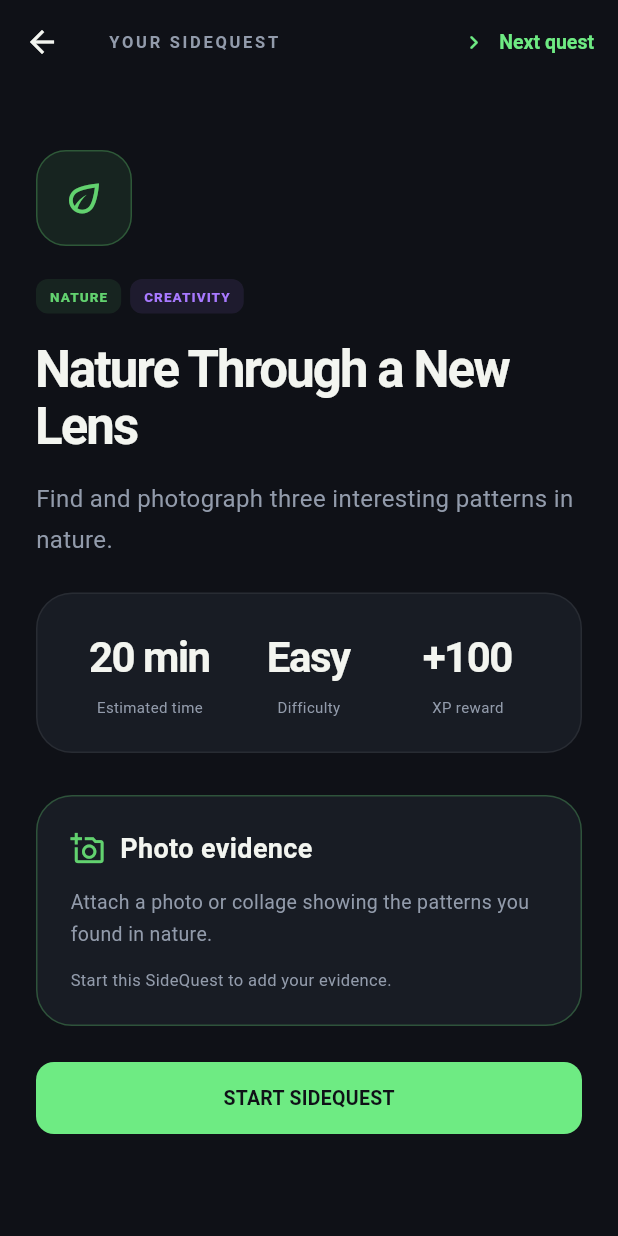
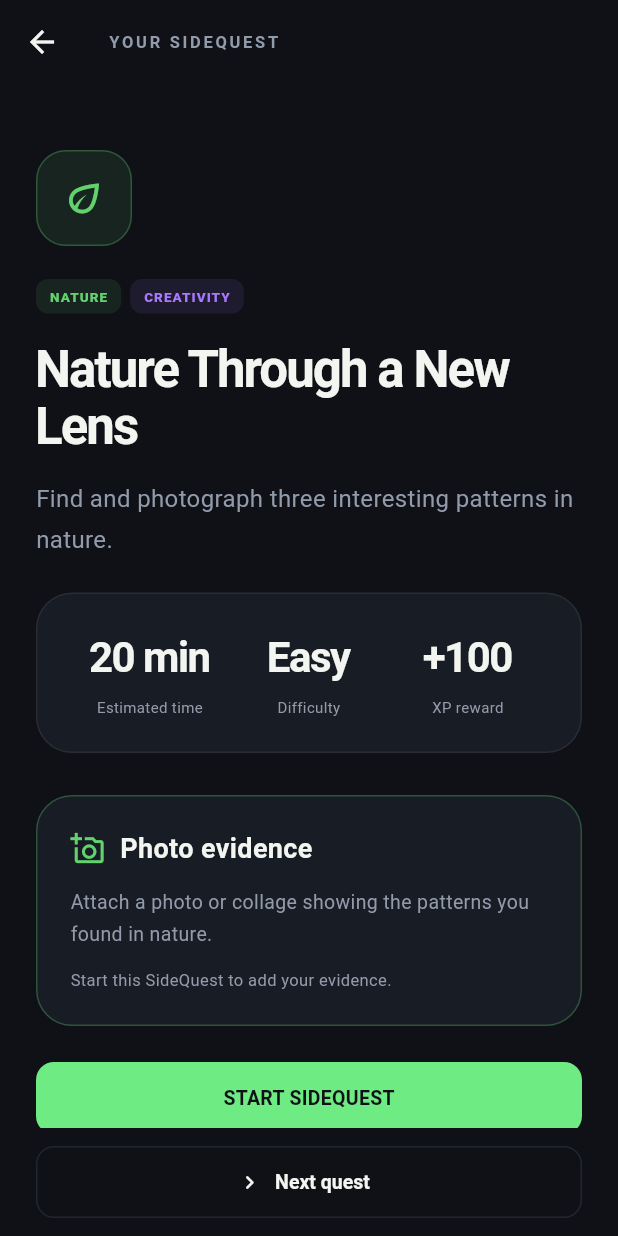
Before and after one commit to DBeck671/mulehacks26, a Flutter app: the MainScreen screen opened directly with empty values, scrolled down 107 dp, after a tap on "START SIDEQUEST", on a phone screen of 412 x 824 dp. Run offline on Flutter 3.47's test engine with Material 3 defaults, Android fonts, the phone set to English and light mode, and no system bars; our stand-ins replace audioplayers, firebase_auth, firebase_core, geolocator, image_picker, share_plus and 1 more; accounts and stored records are empty.

Commit message:
Stack club cards with team details and keep active quest browsing available

```diff
--- a/lib/screens/friends_screen.dart
+++ b/lib/screens/friends_screen.dart
@@ -8,6 +8,7 @@ import 'club_activity_screen.dart';
 import '../widgets/start_club_panel.dart';
 import '../widgets/club_invite_sheet.dart';
 import '../models/quest.dart';
+import '../models/group.dart';
 
 class FriendsScreen extends StatelessWidget {
   const FriendsScreen({super.key, required this.state, this.openQuest});
@@ -43,8 +44,18 @@ class FriendsScreen extends StatelessWidget {
     );
   }
 
-  void showCode(BuildContext context) {
-    final invitedGroup = state.group;
+  void openClub(BuildContext context, Group club) {
+    state.selectGroup(club.id);
+    Navigator.push(
+      context,
+      MaterialPageRoute(
+        builder: (_) => ClubActivityScreen(state: state, openQuest: openQuest),
+      ),
+    );
+  }
+
+  void showCode(BuildContext context, [Group? club]) {
+    final invitedGroup = club ?? state.group;
     showModalBottomSheet(
       context: context,
       showDragHandle: true,
@@ -53,135 +64,81 @@ class FriendsScreen extends StatelessWidget {
     );
   }
 
+  Widget clubCard(BuildContext context, Group club) => Padding(
+    key: ValueKey('club-card-${club.id}'),
+    padding: const EdgeInsets.only(bottom: 16),
+    child: Semantics(
+      button: true,
+      label: 'View ${club.name} club',
+      child: Material(
+        color: Colors.transparent,
+        child: InkWell(
+          onTap: () => openClub(context, club),
+          borderRadius: BorderRadius.circular(24),
+          child: Panel(
+            child: Column(
+              crossAxisAlignment: CrossAxisAlignment.start,
+              children: [
+                if (club.hostId == state.you.id) ...[
+                  const Eyebrow('YOUR CLUB · HOST'),
+                  const SizedBox(height: 10),
+                ],
+                Row(
+                  children: [
+                    Expanded(
+                      child: Text(
+                        club.name,
+                        style: const TextStyle(
+                          fontSize: 24,
+                          fontWeight: FontWeight.w700,
+                        ),
+                      ),
+                    ),
+                    const Icon(Icons.chevron_right_rounded, color: muted),
+                  ],
+                ),
+                const SizedBox(height: 8),
+                Text(
+                  '${club.members.length} ${club.members.length == 1 ? 'member' : 'members'} · ${club.partyCompletedCount} of ${club.partyTasks.length} shared tasks done',
+                  style: const TextStyle(color: muted, fontSize: 12),
+                ),
+                const SizedBox(height: 18),
+                Row(
+                  children: [
+                    Expanded(
+                      child: OutlinedButton.icon(
+                        onPressed: () => showCode(context, club),
+                        icon: const Icon(Icons.person_add_outlined, size: 18),
+                        label: const Text('INVITE FRIEND'),
+                      ),
+                    ),
+                    const SizedBox(width: 8),
+                    TextButton(
+                      style: TextButton.styleFrom(foregroundColor: muted),
+                      onPressed: () {
+                        state.leaveGroup(groupId: club.id);
+                        ScaffoldMessenger.of(context).showSnackBar(
+                          SnackBar(content: Text('Left ${club.name}')),
+                        );
+                      },
+                      child: const Text('LEAVE GROUP'),
+                    ),
+                  ],
+                ),
+              ],
+            ),
+          ),
+        ),
+      ),
+    ),
+  );
+
   @override
   Widget build(BuildContext context) => PageBody(
     children: [
       const PageHeading('Friends', ''),
       if (state.hasGroup) ...[
         WeeklyGroupQuest(state: state),
-        const SizedBox(height: 20),
-        if (state.joinedGroups.length > 1) ...[
-          Wrap(
-            spacing: 8,
-            runSpacing: 8,
-            children: state.joinedGroups
-                .map(
-                  (g) => ChoiceChip(
-                    label: Text(g.name),
-                    selected: state.activeGroupId == g.id,
-                    onSelected: (_) => state.selectGroup(g.id),
-                    showCheckmark: false,
-                  ),
-                )
-                .toList(),
-          ),
-          const SizedBox(height: 16),
-        ],
-        Panel(
-          child: Column(
-            crossAxisAlignment: CrossAxisAlignment.start,
-            children: [
-              if (state.group.hostId == state.you.id) ...[
-                const Eyebrow('YOUR CLUB · HOST'),
-                const SizedBox(height: 10),
-              ],
-              Text(
-                state.group.name,
-                style: const TextStyle(
-                  fontSize: 26,
-                  fontWeight: FontWeight.w700,
-                ),
-              ),
-              const SizedBox(height: 8),
-              Text(
-                '${state.group.members.length} ${state.group.members.length == 1 ? 'member' : 'members'} · ${state.group.partyCompletedCount} of ${state.group.partyTasks.length} shared tasks done',
-                style: const TextStyle(color: muted, fontSize: 12),
-              ),
-              const SizedBox(height: 18),
-              SizedBox(
-                width: double.infinity,
-                child: FilledButton.icon(
-                  onPressed: () => Navigator.push(
-                    context,
-                    MaterialPageRoute(
-                      builder: (_) => ClubActivityScreen(
-                        state: state,
-                        openQuest: openQuest,
-                      ),
-                    ),
-                  ),
-                  icon: const Icon(Icons.checklist_rounded, size: 20),
-                  label: const Text('Club Activity'),
-                ),
-              ),
-              const SizedBox(height: 10),
-              SizedBox(
-                width: double.infinity,
-                child: OutlinedButton.icon(
-                  onPressed: () => showCode(context),
-                  icon: const Icon(Icons.person_add_outlined, size: 18),
-                  label: const Text('INVITE FRIEND'),
-                ),
-              ),
-            ],
-          ),
-        ),
-        const SizedBox(height: 12),
-        ExpansionTile(
-          tilePadding: const EdgeInsets.symmetric(horizontal: 8),
-          shape: const Border(),
-          collapsedShape: const Border(),
-          title: const Text(
-            'Members',
-            style: TextStyle(fontSize: 14, fontWeight: FontWeight.w600),
-          ),
-          children: state.group.members
-              .map(
-                (f) => ListTile(
-                  leading: CircleAvatar(
-                    radius: 18,
-                    backgroundColor: raised,
-                    child: Text(
-                      f.avatarInitial,
-                      style: const TextStyle(color: muted, fontSize: 12),
-                    ),
-                  ),
-                  title: Text(
-                    state.showcaseMode && f.id != 0
-                        ? '${f.name} · bot'
-                        : f.name,
-                    style: const TextStyle(fontSize: 14),
-                  ),
-                  trailing: f.id == state.group.hostId
-                      ? const Text(
-                          'Host',
-                          style: TextStyle(color: muted, fontSize: 11),
-                        )
-                      : null,
-                ),
-              )
-              .toList(),
-        ),
-        const SizedBox(height: 18),
-      ] else ...[
-        const Panel(
-          child: Column(
-            crossAxisAlignment: CrossAxisAlignment.start,
-            children: [
-              Icon(Icons.groups_outlined, color: green, size: 32),
-              SizedBox(height: 16),
-              Text(
-                'Find your people.',
-                style: TextStyle(fontSize: 24, fontWeight: FontWeight.w700),
-              ),
-              SizedBox(height: 10),
-              Text(
-                'You are not in a group. Start a club or join with an invite to complete a shared task list.',
-                style: TextStyle(color: muted, height: 1.5),
-              ),
-            ],
-          ),
-        ),
         const SizedBox(height: 20),
       ],
       Wrap(
@@ -203,18 +160,15 @@ class FriendsScreen extends StatelessWidget {
           ),
         ],
       ),
-      if (state.hasGroup) ...[
-        const SizedBox(height: 12),
-        TextButton(
-          onPressed: () {
-            final name = state.group.name;
-            state.leaveGroup();
-            ScaffoldMessenger.of(context)
-                .showSnackBar(SnackBar(content: Text('Left $name')));
-          },
-          child: const Text('LEAVE GROUP'),
+      const SizedBox(height: 24),
+      if (!state.hasGroup)
+        const Panel(
+          child: Text(
+            'You are not in a group. Start a club or join with an invite.',
+            style: TextStyle(color: muted, height: 1.5),
+          ),
         ),
-      ],
+      ...state.joinedGroups.map((club) => clubCard(context, club)),
     ],
   );
 }
--- a/lib/screens/quest_detail_screen.dart
+++ b/lib/screens/quest_detail_screen.dart
@@ -20,7 +20,6 @@ class QuestDetailScreen extends StatelessWidget {
   final Quest quest;
   final VoidCallback? onReturnHome;
   void nextQuest(BuildContext context) {
-    if (quest.isActive) return;
     final next = state.nextQuest(quest);
     if (next == null) {
       ScaffoldMessenger.of(context).showSnackBar(
@@ -28,6 +27,7 @@ class QuestDetailScreen extends StatelessWidget {
       );
       return;
     }
+    state.pauseTask(quest);
     state.audio.play('tap');
     final reducedMotion = MediaQuery.disableAnimationsOf(context);
     Navigator.pushReplacement<bool, bool>(
@@ -78,12 +78,6 @@ class QuestDetailScreen extends StatelessWidget {
       appBar: AppBar(
         title: const Eyebrow('YOUR SIDEQUEST'),
         actions: [
-          if (!quest.isActive)
-            TextButton.icon(
-              onPressed: () => nextQuest(context),
-              label: const Text('Next quest'),
-              icon: const Icon(Icons.chevron_right_rounded, size: 18),
-            ),
           if (quest.isActive)
             TextButton(
               onPressed: () => stopTask(context),
@@ -91,12 +85,21 @@ class QuestDetailScreen extends StatelessWidget {
             ),
         ],
       ),
+      bottomNavigationBar: SafeArea(
+        top: false,
+        child: Padding(
+          padding: const EdgeInsets.fromLTRB(24, 12, 24, 12),
+          child: OutlinedButton.icon(
+            onPressed: () => nextQuest(context),
+            label: const Text('Next quest'),
+            icon: const Icon(Icons.chevron_right_rounded, size: 18),
+          ),
+        ),
+      ),
       body: GestureDetector(
-        onHorizontalDragEnd: quest.isActive
-            ? null
-            : (details) {
-                if ((details.primaryVelocity ?? 0) < -300) nextQuest(context);
-              },
+        onHorizontalDragEnd: (details) {
+          if ((details.primaryVelocity ?? 0) < -300) nextQuest(context);
+        },
         child: SafeArea(
           child: PageBody(
             children: [
@@ -250,7 +253,7 @@ class QuestDetailScreen extends StatelessWidget {
                 ],
                 if (!quest.isActive && state.active != null) ...[
                   Text(
-                    'Starting this quest will replace your active quest: ${state.active!.title}.',
+                    'Your other quest stays in Active: ${state.active!.title}.',
                     style: const TextStyle(
                       color: muted,
                       height: 1.5,
```
Also changed, not shown: lib/app_state.dart (+15 -8 lines), lib/screens/club_activity_screen.dart (+133 -70 lines), 6 other files.
